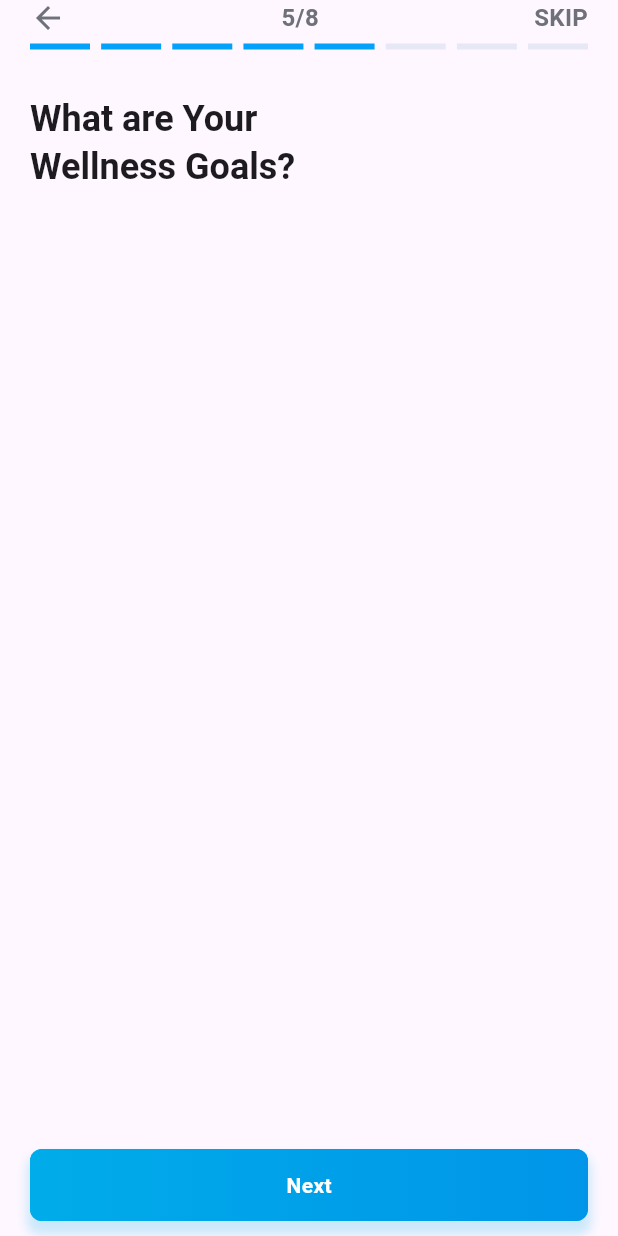
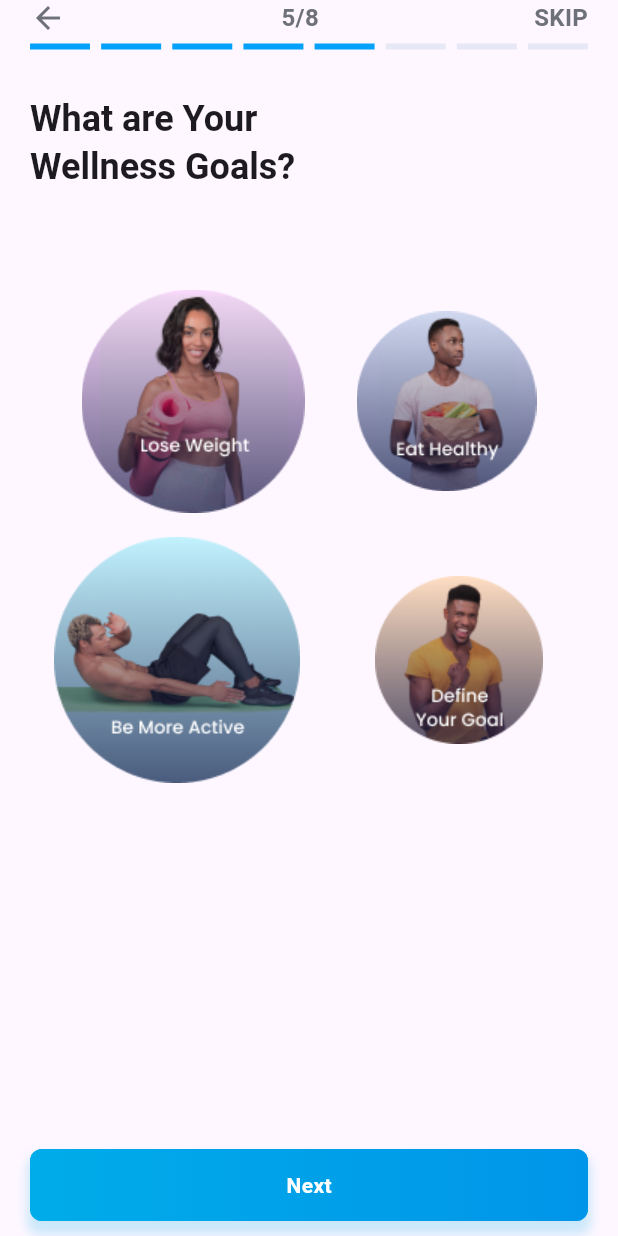
Before and after one commit to SparrowPaul/myhealthcop, a Flutter app: the OnboardingProfileScreen screen opened directly, swiped to page 5, on a phone screen of 412 x 824 dp. Run offline on Flutter 3.47's test engine with Material 3 defaults, Android fonts, the phone set to English and light mode, and no system bars; our stand-ins replace bloc, country_picker, dartz, equatable, flutter_bloc, flutter_secure_storage and 6 more; missing offline and left inert: animated_weight_picker, password_field_validator, wheel_picker; accounts and stored records are empty.

Commit message:
update onboarding pages

```diff
--- a/lib/src/features/profile_onboarding/presentation/widgets/onboarding_step_4.dart
+++ b/lib/src/features/profile_onboarding/presentation/widgets/onboarding_step_4.dart
@@ -1,4 +1,5 @@
 import 'package:flutter/material.dart';
+import 'package:myhealthcop/src/core/widgets/custom_animated_height.dart';
 import '../../../../core/constants/size_consts.dart';
 import '../../../../core/widgets/custom_animated_weight.dart';
 
@@ -40,7 +41,7 @@ class _OnboardingStep4State extends State<OnboardingStep4> {
               style: theme.textTheme.headlineSmall!
                   .copyWith(fontWeight: FontWeight.bold)),
         ),
-        CustomAnimatedWeight(
+        CustomAnimatedHeight(
           min: 148,
           max: 204,
           onChange: (value) {
--- a/lib/src/features/profile_onboarding/presentation/widgets/onboarding_step_5.dart
+++ b/lib/src/features/profile_onboarding/presentation/widgets/onboarding_step_5.dart
@@ -1,8 +1,33 @@
 import 'package:flutter/material.dart';
+import 'package:myhealthcop/src/features/profile_onboarding/presentation/widgets/wellness_goals_1.dart';
+import 'package:myhealthcop/src/features/profile_onboarding/presentation/widgets/wellness_goals_2.dart';
 import '../../../../core/constants/size_consts.dart';
 
-class OnboardingStep5 extends StatelessWidget {
+class OnboardingStep5 extends StatefulWidget {
   const OnboardingStep5({super.key});
+
+  @override
+  State<OnboardingStep5> createState() => _OnboardingStep5State();
+}
+
+class _OnboardingStep5State extends State<OnboardingStep5> {
+  final pages = <Widget>[
+    const WellnessGoalsPage1(),
+    const WellnessGoalsPage2(),
+  ];
+
+  final pageController = PageController();
+  double currentPage = 0.0;
+
+  @override
+  void initState() {
+    super.initState();
+    pageController.addListener(() {
+      setState(() {
+        currentPage = pageController.page!;
+      });
+    });
+  }
 
   @override
   Widget build(BuildContext context) {
@@ -16,6 +41,21 @@ class OnboardingStep5 extends StatelessWidget {
               style: theme.textTheme.headlineSmall!
                   .copyWith(fontWeight: FontWeight.bold)),
         ),
+        Expanded(
+          child: PageView.builder(
+            controller: pageController,
+            itemCount: pages.length,
+            itemBuilder: (context, index) {
+              return Transform(
+                transform: Matrix4.identity()..rotateX(currentPage - index),
+                child: pages[index],
+              );
+            },
+            onPageChanged: (int pageIndex) {
+              //context.read<OnboardingCubit>().onPageChanged(pageIndex);
+            },
+          ),
+        ),
       ],
     );
   }
--- /dev/null
+++ b/lib/src/features/profile_onboarding/presentation/widgets/wellness_goals_1.dart
@@ -0,0 +1,53 @@
+import 'package:flutter/material.dart';
+import 'package:myhealthcop/src/core/constants/asset_consts.dart';
+import 'package:myhealthcop/src/core/constants/size_consts.dart';
+
+class WellnessGoalsPage1 extends StatefulWidget {
+  const WellnessGoalsPage1({super.key});
+
+  @override
+  State<WellnessGoalsPage1> createState() => _WellnessGoalsPage1State();
+}
+
+class _WellnessGoalsPage1State extends State<WellnessGoalsPage1> {
+  @override
+  Widget build(BuildContext context) {
+    return const Center(
+      child: Padding(
+        padding: EdgeInsets.only(top: Sizes.dimen_50),
+        child: Column(
+          children: [
+            Row(
+              mainAxisAlignment: MainAxisAlignment.spaceEvenly,
+              children: [
+                Image(
+                  image: AssetImage(AssetConsts.loseWeightIcon),
+                ),
+                Image(
+                  image: AssetImage(AssetConsts.eatHealthyIcon),
+                ),
+              ],
+            ),
+            Padding(
+              padding: EdgeInsets.all(16),
+              child: Row(
+                mainAxisAlignment: MainAxisAlignment.start,
+                children: [
+                  Image(
+                    image: AssetImage(AssetConsts.beMoreActiveIcon),
+                  ),
+                  Padding(
+                    padding: EdgeInsets.only(left: 50),
+                    child: Image(
+                      image: AssetImage(AssetConsts.defineYourGoalIcon),
+                    ),
+                  ),
+                ],
+              ),
+            )
+          ],
+        ),
+      ),
+    );
+  }
+}
```
Also changed, not shown: lib/src/features/profile_onboarding/presentation/widgets/onboarding_step_3.dart (+8 -2 lines), lib/src/features/profile_onboarding/presentation/widgets/wellness_goals_2.dart (added, +47 -0 lines).
